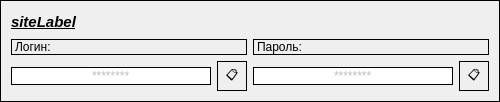
Qt form KeyLocker/recordwiget.ui (AlexOS12/221_3210_Obukhov) before a commit.
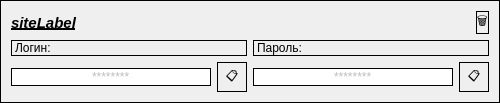
The same form after that commit.

What changed in the file:
```diff
--- a/KeyLocker/recordwiget.ui
+++ b/KeyLocker/recordwiget.ui
@@ -144,6 +144,36 @@
      </item>
     </layout>
    </item>
+   <item row="0" column="1">
+    <layout class="QHBoxLayout" name="horizontalLayout_3">
+     <item>
+      <spacer name="horizontalSpacer">
+       <property name="orientation">
+        <enum>Qt::Horizontal</enum>
+       </property>
+       <property name="sizeHint" stdset="0">
+        <size>
+         <width>40</width>
+         <height>20</height>
+        </size>
+       </property>
+      </spacer>
+     </item>
+     <item>
+      <widget class="QPushButton" name="delBtn">
+       <property name="maximumSize">
+        <size>
+         <width>30</width>
+         <height>30</height>
+        </size>
+       </property>
+       <property name="text">
+        <string>🗑️</string>
+       </property>
+      </widget>
+     </item>
+    </layout>
+   </item>
   </layout>
  </widget>
  <resources/>
```
